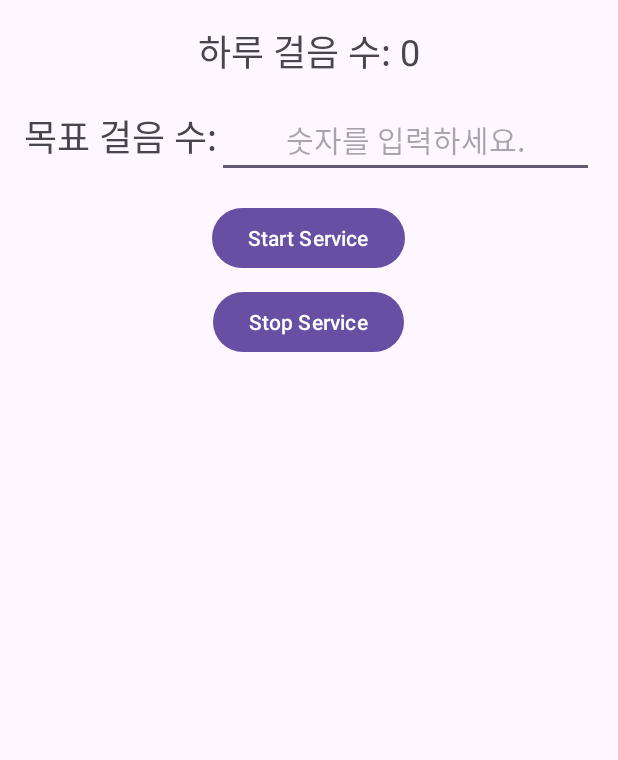
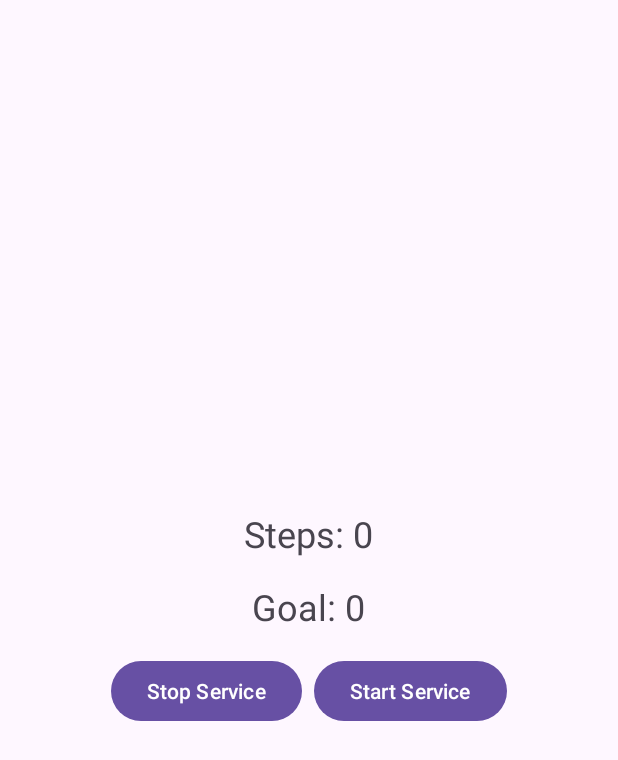
Before and after one commit to CSID-DGU/2023-2-SCS4031-01-introverted_elephant, an Android app: the screen it shows after launch (MainActivity), on a phone screen of 412 x 824 dp. Shown: the top 760 px of the screen. Run offline under Robolectric (Android 15) with nearby library versions, the phone set to English and light mode, and no system bars.

Commit message:
Edit 목표 걸음 수 작동 안되는 issue
목표 걸음수 EditText에 충돌이 발생하여 이를 수정해야함, 일단 기본 틀만 잡아둠

```diff
--- a/activity/app/src/main/java/com/example/test/MainActivity.java
+++ b/activity/app/src/main/java/com/example/test/MainActivity.java
@@ -13,7 +13,6 @@ import android.util.Log;
 import android.view.View;
 import android.content.Intent;
 import android.widget.Button;
-import android.widget.EditText;
 import android.widget.TextView;
 
 import com.example.test.R;
@@ -24,7 +23,6 @@ public class MainActivity extends AppCompatActivity {
     private TextView tvSteps;
     private Button btnStartService, btnStopService;
     private StepReceiver stepReceiver;
-    private EditText numberEditText;
 
     @Override
     protected void onCreate(Bundle savedInstanceState) {
@@ -35,7 +33,6 @@ public class MainActivity extends AppCompatActivity {
         btnStartService = findViewById(R.id.btnStartService);
         btnStopService = findViewById(R.id.btnStopService);
         stepReceiver = new StepReceiver();
-        numberEditText = findViewById(R.id.numberEditText);
 
         // 이 예제에서는 걸음 수를 실시간으로 업데이트하지 않았습니다.
         // BroadcastReceiver나 다른 메커니즘을 사용하여 실시간으로 걸음 수를 업데이트할 수 있습니다.
@@ -55,11 +52,6 @@ public class MainActivity extends AppCompatActivity {
                 stopStepCounterService();
             }
         });
-    }
-
-    public void onButtonClick(View view){
-        //EditText에서 입력된 숫자를 가져옵니다.
-        String inputText = numberEditText.getText().toString();
     }
     @Override
     protected void onResume() {
--- a/activity/app/src/main/java/com/example/test/StepCounterService.java
+++ b/activity/app/src/main/java/com/example/test/StepCounterService.java
@@ -46,7 +46,7 @@ public class StepCounterService extends Service implements SensorEventListener {
             float z = event.values[2];
 
             float magnitude = (float) Math.sqrt(x*x + y*y + z*z);
-            float threshold = 15.0f;  // 임의의 임계값입니다. 조절이 필요할 수 있습니다. (민감도)
+            float threshold = 30.0f;  // 임의의 임계값입니다. 조절이 필요할 수 있습니다. (민감도)
 
             if (magnitude > threshold) {
                 steps ++;
@@ -108,7 +108,7 @@ public class StepCounterService extends Service implements SensorEventListener {
 
         return new NotificationCompat.Builder(this, CHANNEL_ID)
                 .setContentTitle("Step Counter")
-                .setContentText("하루 걸음 수: " + steps)
+                .setContentText("Steps: " + steps)
                 .setSmallIcon(R.drawable.ic_launcher_foreground)
                 .setContentIntent(pendingIntent)
                 .build();
--- a/activity/app/src/main/res/layout/activity_main.xml
+++ b/activity/app/src/main/res/layout/activity_main.xml
@@ -5,6 +5,7 @@
     android:layout_width="match_parent"
     android:layout_height="match_parent"
     android:orientation="vertical"
+    android:gravity="center"
     android:padding="16dp"
     tools:context=".MainActivity">
 
@@ -12,51 +13,42 @@
         android:id="@+id/tvSteps"
         android:layout_width="wrap_content"
         android:layout_height="wrap_content"
-        android:text="하루 걸음 수: 0"
+        android:text="Steps: 0"
         android:textSize="24sp"
         android:layout_gravity="center_horizontal"
         android:layout_marginBottom="16dp"/>
 
+    <TextView
+        android:id="@+id/goalSteps"
+        android:layout_width="wrap_content"
+        android:layout_height="wrap_content"
+        android:text="Goal: 0"
+        android:textSize="24sp"
+        android:layout_marginBottom="16dp"/>
+
+
     <LinearLayout
         android:layout_width="match_parent"
         android:layout_height="wrap_content"
-        android:layout_marginBottom="16dp"
-        android:orientation="horizontal">
+        android:orientation="horizontal"
+        android:gravity="center">
 
-        <TextView
+        <Button
+            android:id="@+id/btnStopService"
             android:layout_width="wrap_content"
             android:layout_height="wrap_content"
-            android:text="목표 걸음 수:"
-            android:textSize="24sp"
-            android:gravity="center_vertical"/>
+            android:text="Stop Service"
+            android:layout_gravity="center_horizontal"
+            android:layout_marginRight="8dp"/>
 
-        <EditText
-            android:id="@+id/numberEditText"
-            android:layout_width="0dp"
-            android:layout_weight="1"
+        <Button
+            android:id="@+id/btnStartService"
+            android:layout_width="wrap_content"
             android:layout_height="wrap_content"
-            android:hint="숫자를 입력하세요."
-            android:textSize="20sp"
-            android:gravity="center"/>
+            android:layout_gravity="center_horizontal"
+            android:text="Start Service" />
 
     </LinearLayout>
 
 
-
-
-    <Button
-        android:id="@+id/btnStartService"
-        android:layout_width="wrap_content"
-        android:layout_height="wrap_content"
-        android:text="Start Service"
-        android:layout_gravity="center_horizontal"
-        android:layout_marginBottom="8dp"/>
-
-    <Button
-        android:id="@+id/btnStopService"
-        android:layout_width="wrap_content"
-        android:layout_height="wrap_content"
-        android:layout_gravity="center_horizontal"
-        android:text="Stop Service" />
-
 </LinearLayout>
```
Also changed, not shown: 2 other files.
